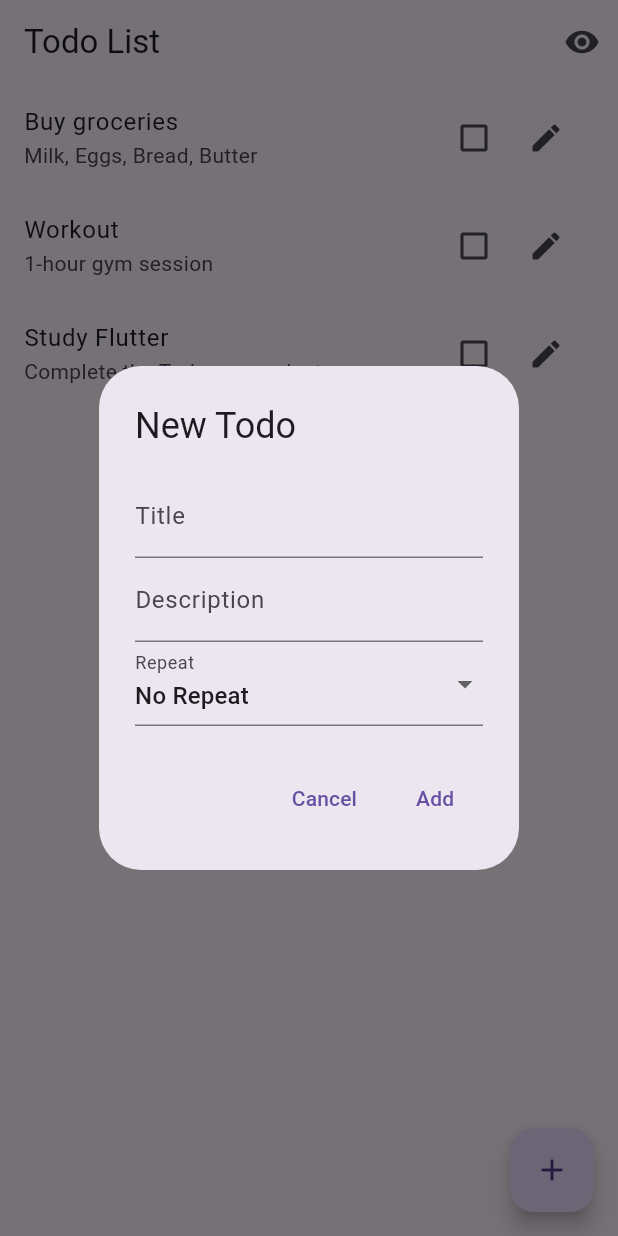
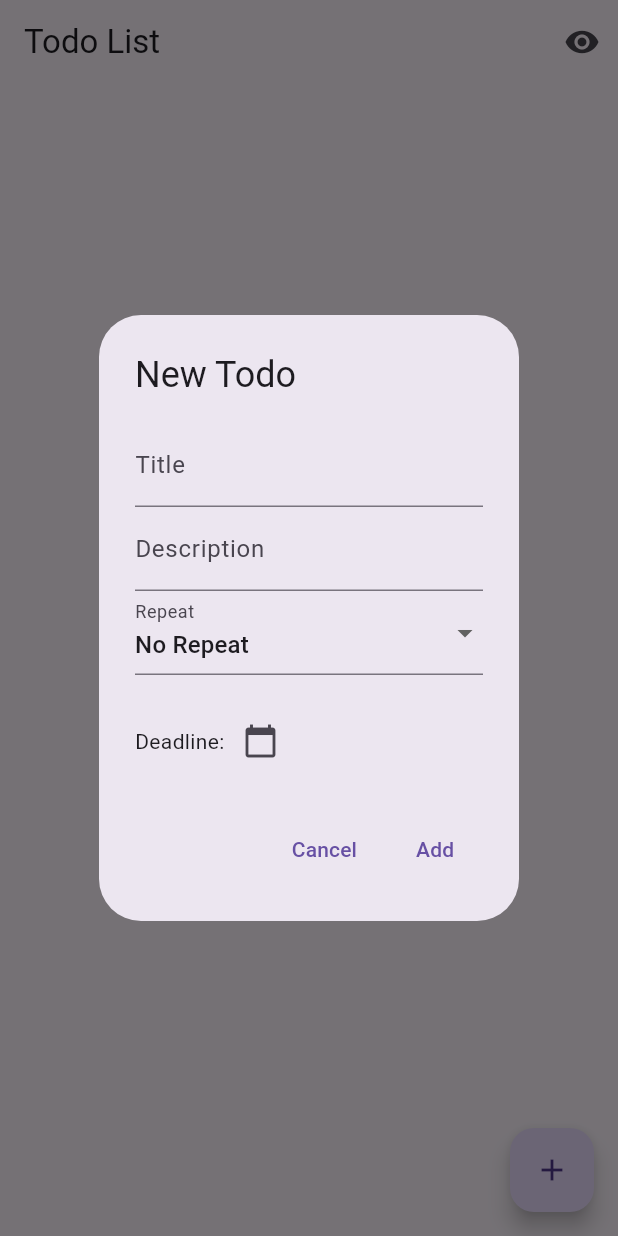
Before and after one commit to cesargoulart/todo_app12, a Flutter app: the screen it shows after launch, after a tap on the "add" icon, on a phone screen of 412 x 824 dp. Run offline on Flutter 3.47's test engine with Material 3 defaults, Android fonts, the phone set to English and light mode, and no system bars; our stand-ins replace sqflite, sqflite_common_ffi; accounts and stored records are empty.

Commit message:
Add database support and repeat interval feature to Todo app
- Implement SQLite database helper for task management
- Add repeat interval field to Todo model
- Create DatePickerWidget for selecting due dates
- Update edit dialog to include repeat interval selection
- Modify pubspec.yaml to include necessary dependencies

```diff
--- /dev/null
+++ b/lib/database/database_helper.dart
@@ -0,0 +1,93 @@
+import 'package:flutter/foundation.dart';
+import 'package:flutter/material.dart';
+import 'package:sqflite/sqflite.dart';
+import 'package:sqflite_common_ffi/sqflite_ffi.dart';
+import 'package:path/path.dart';
+import '../models/todo.dart';
+
+class DatabaseHelper {
+  static final DatabaseHelper instance = DatabaseHelper._init();
+  static Database? _database;
+
+  DatabaseHelper._init() {
+    // Initialize sqflite for desktop support
+    if (isDesktopPlatform()) {
+      sqfliteFfiInit();
+      databaseFactory = databaseFactoryFfi;
+    }
+  }
+
+  Future<Database> get database async {
+    if (_database != null) return _database!;
+    _database = await _initDB('todos.db');
+    return _database!;
+  }
+
+  Future<Database> _initDB(String filePath) async {
+    final dbPath = await getDatabasesPath();
+    final path = join(dbPath, filePath);
+
+    return await openDatabase(
+      path,
+      version: 1,
+      onCreate: _createDB,
+    );
+  }
+
+  Future _createDB(Database db, int version) async {
+    await db.execute('''
+      CREATE TABLE todos (
+        id INTEGER PRIMARY KEY AUTOINCREMENT,
+        title TEXT NOT NULL,
+        description TEXT,
+        dueDate TEXT NOT NULL,
+        isCompleted INTEGER NOT NULL,
+        repeatInterval TEXT
+      )
+    ''');
+  }
+
+  Future<int> insertTask(Todo task) async {
+    final db = await instance.database;
+    return await db.insert('todos', task.toMap());
+  }
+
+  Future<List<Todo>> getTasks() async {
+    final db = await instance.database;
+    final result = await db.query('todos');
+    return result.map((json) => Todo.fromMap(json)).toList();
+  }
+
+  Future<int> updateTask(Todo task) async {
+    final db = await instance.database;
+    return await db.update(
+      'todos',
+      task.toMap(),
+      where: 'id = ?',
+      whereArgs: [task.id],
+    );
+  }
+
+  Future<int> deleteTask(int id) async {
+    final db = await instance.database;
+    return await db.delete(
+      'todos',
+      where: 'id = ?',
+      whereArgs: [id],
+    );
+  }
+
+  Future close() async {
+    final db = await instance.database;
+    db.close();
+  }
+
+  // Helper to check if we’re on a desktop platform
+  bool isDesktopPlatform() {
+    return [
+      TargetPlatform.windows,
+      TargetPlatform.linux,
+      TargetPlatform.macOS,
+    ].contains(defaultTargetPlatform);
+  }
+}
--- a/lib/models/todo.dart
+++ b/lib/models/todo.dart
@@ -3,17 +3,37 @@ class Todo {
   String title;
   String description;
   bool isCompleted;
+  String? repeatInterval;
   DateTime dueDate;
-  String? repeatInterval; // New field for the repeat interval
-
 
   Todo({
     this.id,
     required this.title,
     required this.description,
+    required this.dueDate,
     this.isCompleted = false,
-    required this.dueDate,
-    this.repeatInterval, // Initialize new field
+    this.repeatInterval,
+  });
 
-  });
+  // Convert a Todo object into a map
+  Map<String, dynamic> toMap() {
+    return {
+      'id': id,
+      'title': title,
+      'description': description,
+      'dueDate': dueDate.toIso8601String(),
+      'isCompleted': isCompleted ? 1 : 0,
+      'repeatInterval': repeatInterval,
+    };
+  }
+
+  // Convert a map into a Todo object
+  factory Todo.fromMap(Map<String, dynamic> json) => Todo(
+        id: json['id'],
+        title: json['title'],
+        description: json['description'],
+        dueDate: DateTime.parse(json['dueDate']),
+        isCompleted: json['isCompleted'] == 1,
+        repeatInterval: json['repeatInterval'],
+      );
 }
--- a/lib/screens/todo_list_screen.dart
+++ b/lib/screens/todo_list_screen.dart
@@ -1,5 +1,6 @@
 import 'package:flutter/material.dart';
 import '../models/todo.dart';
+import '../database/database_helper.dart';
 import '../widgets/add_todo_dialog.dart';
 import '../widgets/edit_todo_dialog.dart';
 import '../widgets/repeat_helper.dart';
@@ -11,30 +12,46 @@ class TodoListScreen extends StatefulWidget {
 }
 
 class _TodoListScreenState extends State<TodoListScreen> {
-  List<Todo> todos = [
-    Todo(title: 'Buy groceries', description: 'Milk, Eggs, Bread, Butter', dueDate: DateTime.now()),
-    Todo(title: 'Workout', description: '1-hour gym session', dueDate: DateTime.now()),
-    Todo(title: 'Study Flutter', description: 'Complete the Todo app project', dueDate: DateTime.now()),
-  ];
-
+  List<Todo> todos = [];
   final TaskVisibilityHelper visibilityHelper = TaskVisibilityHelper();
 
-  void _addTodo(String title, String description, String? repeatInterval) {
+  @override
+  void initState() {
+    super.initState();
+    _loadTasks();
+  }
+
+  Future<void> _loadTasks() async {
+    final tasks = await DatabaseHelper.instance.getTasks();
     setState(() {
-      todos.add(Todo(
-        title: title,
-        description: description,
-        dueDate: DateTime.now(),
-        repeatInterval: repeatInterval,
-      ));
+      todos = tasks;
     });
   }
 
-  void _editTodo(Todo task, String newTitle, String newDescription) {
+  Future<void> _addTodo(String title, String description, String? repeatInterval, DateTime deadline) async {
+    final newTodo = Todo(
+      title: title,
+      description: description,
+      dueDate: deadline,
+      repeatInterval: repeatInterval,
+    );
+    await DatabaseHelper.instance.insertTask(newTodo);
+    _loadTasks();  // Reload tasks after adding
+  }
+
+  Future<void> _editTodo(Todo task, String newTitle, String newDescription, String? newRepeatInterval) async {
     setState(() {
       task.title = newTitle;
       task.description = newDescription;
+      task.repeatInterval = newRepeatInterval;
     });
+    await DatabaseHelper.instance.updateTask(task);
+    _loadTasks();  // Reload tasks after editing
+  }
+
+  Future<void> _deleteTodo(Todo task) async {
+    await DatabaseHelper.instance.deleteTask(task.id!);
+    _loadTasks();  // Reload tasks after deletion
   }
 
   void _toggleVisibility() {
@@ -73,23 +90,34 @@ class _TodoListScreenState extends State<TodoListScreen> {
               children: [
                 Checkbox(
                   value: task.isCompleted,
-                  onChanged: (bool? value) {
+                  onChanged: (bool? value) async {
                     setState(() {
                       task.isCompleted = value!;
                     });
+                    await DatabaseHelper.instance.updateTask(task);
+                    _loadTasks();
                   },
                 ),
                 IconButton(
                   icon: Icon(Icons.edit),
                   onPressed: () async {
-                    final result = await showDialog<Map<String, String>>(
+                    final result = await showDialog<Map<String, dynamic>>(
                       context: context,
                       builder: (context) => EditTodoDialog(task: task),
                     );
                     if (result != null) {
-                      _editTodo(task, result['title']!, result['description']!);
+                      _editTodo(
+                        task,
+                        result['title']!,
+                        result['description']!,
+                        result['repeatInterval'],
+                      );
                     }
                   },
+                ),
+                IconButton(
+                  icon: Icon(Icons.delete),
+                  onPressed: () => _deleteTodo(task),
                 ),
               ],
             ),
@@ -103,7 +131,12 @@ class _TodoListScreenState extends State<TodoListScreen> {
             builder: (context) => AddTodoDialog(),
           );
           if (result != null) {
-            _addTodo(result['title'], result['description'], result['repeatInterval']);
+            _addTodo(
+              result['title']!,
+              result['description']!,
+              result['repeatInterval'],
+              result['deadline'],
+            );
           }
         },
         child: Icon(Icons.add),
--- a/lib/widgets/add_todo_dialog.dart
+++ b/lib/widgets/add_todo_dialog.dart
@@ -1,4 +1,5 @@
 import 'package:flutter/material.dart';
+import 'date_picker_widget.dart';
 
 class AddTodoDialog extends StatefulWidget {
   @override
@@ -9,12 +10,14 @@ class _AddTodoDialogState extends State<AddTodoDialog> {
   TextEditingController titleController = TextEditingController();
   TextEditingController descriptionController = TextEditingController();
   String? selectedRepeatInterval;
+  DateTime selectedDeadline = DateTime.now();
 
   @override
   Widget build(BuildContext context) {
     return AlertDialog(
       title: Text('New Todo'),
-      content: Column(
+      content: SingleChildScrollView(
+        child: Column(
           mainAxisSize: MainAxisSize.min,
           children: [
             TextField(
@@ -40,7 +43,17 @@ class _AddTodoDialogState extends State<AddTodoDialog> {
               },
               decoration: InputDecoration(labelText: 'Repeat'),
             ),
+            SizedBox(height: 20),
+            DatePickerWidget(
+              initialDate: selectedDeadline,
+              onDateSelected: (date) {
+                setState(() {
+                  selectedDeadline = date;
+                });
+              },
+            ),
           ],
+        ),
       ),
       actions: [
         TextButton(
@@ -55,6 +68,7 @@ class _AddTodoDialogState extends State<AddTodoDialog> {
               'title': titleController.text,
               'description': descriptionController.text,
               'repeatInterval': selectedRepeatInterval,
+              'deadline': selectedDeadline,
             });
           },
           child: Text('Add'),
--- /dev/null
+++ b/lib/widgets/date_picker_widget.dart
@@ -0,0 +1,49 @@
+import 'package:flutter/material.dart';
+
+class DatePickerWidget extends StatefulWidget {
+  final DateTime initialDate;
+  final Function(DateTime) onDateSelected;
+
+  DatePickerWidget({required this.initialDate, required this.onDateSelected});
+
+  @override
+  _DatePickerWidgetState createState() => _DatePickerWidgetState();
+}
+
+class _DatePickerWidgetState extends State<DatePickerWidget> {
+  late DateTime selectedDate;
+
+  @override
+  void initState() {
+    super.initState();
+    selectedDate = widget.initialDate;
+  }
+
+  Future<void> _selectDate(BuildContext context) async {
+    final DateTime? pickedDate = await showDatePicker(
+      context: context,
+      initialDate: selectedDate,
+      firstDate: DateTime.now(),
+      lastDate: DateTime(2101),
+    );
+    if (pickedDate != null && pickedDate != selectedDate) {
+      setState(() {
+        selectedDate = pickedDate;
+      });
+      widget.onDateSelected(selectedDate);
+    }
+  }
+
+  @override
+  Widget build(BuildContext context) {
+    return Row(
+      children: [
+        Text("Deadline: ${selectedDate.toLocal()}".split(' ')[0]),
+        IconButton(
+          icon: Icon(Icons.calendar_today),
+          onPressed: () => _selectDate(context),
+        ),
+      ],
+    );
+  }
+}
```
Also changed, not shown: lib/widgets/edit_todo_dialog.dart (+21 -3 lines), pubspec.yaml (+9 -1 lines), pubspec.lock, 2 other files. Lines whose indentation alone changed are shown as unchanged.
